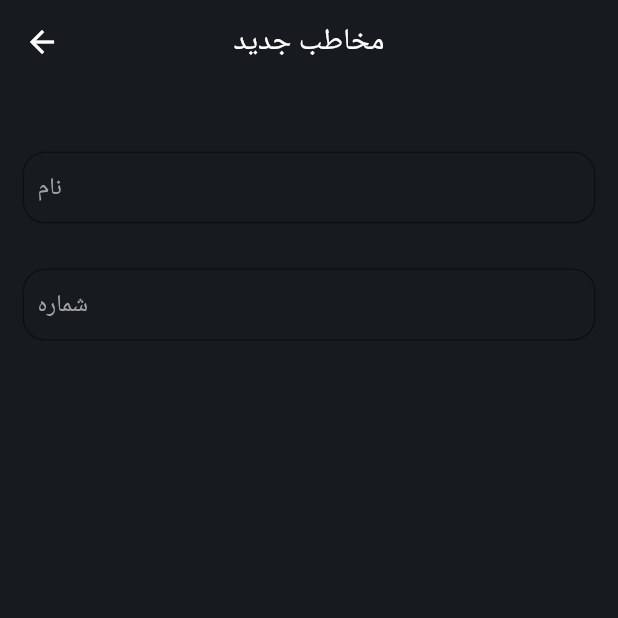
After one commit to Sobhan-Ziyaei/online_phone_book_app, a Flutter app: the screen it shows after launch, after a tap on the "add" icon, on a phone screen of 412 x 824 dp, the top half of it. The commit adds this screen. Run offline on Flutter 3.47's test engine with Material 2 defaults, Android fonts, the phone set to English and light mode, and no system bars.

Commit message:
added primary TextField in AddEditScreen

```diff
--- /dev/null
+++ b/lib/screens/add_edit_screen.dart
@@ -0,0 +1,55 @@
+import 'package:flutter/material.dart';
+import 'package:phone_book_app/constants/custom_color.dart';
+import 'package:phone_book_app/widgets/MyTextField.dart';
+
+class AddEditScreen extends StatefulWidget {
+  static final TextEditingController nameController = TextEditingController();
+  static final TextEditingController numberController = TextEditingController();
+
+  AddEditScreen({Key? key}) : super(key: key);
+
+  @override
+  State<AddEditScreen> createState() => _AddEditScreenState();
+}
+
+class _AddEditScreenState extends State<AddEditScreen> {
+  @override
+  Widget build(BuildContext context) {
+    return Scaffold(
+      appBar: AppBar(
+        backgroundColor: CustomColor.blackColor,
+        elevation: 0,
+        title: const Text('مخاطب جدید'),
+        centerTitle: true,
+        automaticallyImplyLeading: true,
+      ),
+      backgroundColor: CustomColor.blackColor,
+      body: SafeArea(
+        child: Padding(
+          padding: const EdgeInsets.all(15),
+          child: Column(
+            children: [
+              const SizedBox(
+                height: 30,
+              ),
+              MyTextField(
+                controller: AddEditScreen.nameController,
+                errorText: 'errorText',
+                hintText: 'نام',
+              ),
+              const SizedBox(
+                height: 30,
+              ),
+              MyTextField(
+                controller: AddEditScreen.nameController,
+                errorText: 'errorText',
+                hintText: 'شماره',
+
+              ),
+            ],
+          ),
+        ),
+      ),
+    );
+  }
+}
--- a/lib/screens/home_screen.dart
+++ b/lib/screens/home_screen.dart
@@ -1,5 +1,6 @@
 import 'package:flutter/material.dart';
 import 'package:phone_book_app/constants/custom_color.dart';
+import 'package:phone_book_app/screens/add_edit_screen.dart';
 
 class HomeScreen extends StatefulWidget {
   HomeScreen({Key? key}) : super(key: key);
@@ -12,6 +13,19 @@ class _HomeScreenState extends State<HomeScreen> {
   @override
   Widget build(BuildContext context) {
     return Scaffold(
+      floatingActionButton: FloatingActionButton(
+        backgroundColor: CustomColor.greenColor,
+        onPressed: () {
+          Navigator.of(context).push(
+            MaterialPageRoute(
+              builder: (context) {
+                return AddEditScreen();
+              },
+            ),
+          );
+        },
+        child: const Icon(Icons.add),
+      ),
       backgroundColor: CustomColor.blackColor,
       appBar: AppBar(
         backgroundColor: CustomColor.blackColor,
@@ -29,7 +43,7 @@ class _HomeScreenState extends State<HomeScreen> {
       ),
       body: SafeArea(
         child: ListView.builder(
-          itemCount: 10,
+          itemCount: 15,
           itemBuilder: (context, index) {
             return ListTile(
               leading: CircleAvatar(
--- /dev/null
+++ b/lib/widgets/MyButton.dart
@@ -0,0 +1,31 @@
+import 'package:flutter/material.dart';
+
+class MyButton extends StatelessWidget {
+  final VoidCallback onPressed;
+  final Color color;
+  final double width;
+  final Widget child;
+  MyButton({
+    required this.child,
+    required this.width,
+    required this.onPressed,
+    this.color = Colors.redAccent,
+  });
+
+  @override
+  Widget build(BuildContext context) {
+    return AnimatedContainer(
+      width: width,
+      height: 50.0,
+      duration: Duration(seconds: 1),
+      child: ClipRRect(
+        borderRadius: BorderRadius.circular(15.0),
+        child: ElevatedButton(
+          style: TextButton.styleFrom(elevation: 0.0, backgroundColor: color),
+          child: child,
+          onPressed: onPressed,
+        ),
+      ),
+    );
+  }
+}
--- /dev/null
+++ b/lib/widgets/MyTextField.dart
@@ -0,0 +1,47 @@
+import 'package:flutter/material.dart';
+import 'package:phone_book_app/constants/custom_color.dart';
+
+class MyTextField extends StatelessWidget {
+  //
+  final TextInputType inputType;
+  final TextEditingController controller;
+  final String errorText;
+  final String hintText;
+  final bool isEnabled;
+  //
+  MyTextField({
+    this.inputType = TextInputType.text,
+    this.isEnabled = true,
+    required this.controller,
+    required this.errorText,
+    required this.hintText,
+  });
+
+  @override
+  Widget build(BuildContext context) {
+    return TextFormField(
+      enabled: isEnabled,
+      keyboardType: inputType,
+      controller: controller,
+      validator: (value) {
+        if (value == null || value.isEmpty) {
+          return errorText;
+        }
+        return null;
+      },
+      cursorColor: Colors.redAccent,
+      decoration: InputDecoration(
+        hintText: hintText,
+        hintStyle: const TextStyle(color: CustomColor.greyColor),
+        border: OutlineInputBorder(
+          borderRadius: BorderRadius.circular(15.0),
+        ),
+        focusedBorder: OutlineInputBorder(
+          borderRadius: BorderRadius.circular(15.0),
+          borderSide: const BorderSide(color: CustomColor.greenColor),
+        ),
+        contentPadding: const EdgeInsets.all(10.0),
+      ),
+    );
+  }
+}
```
